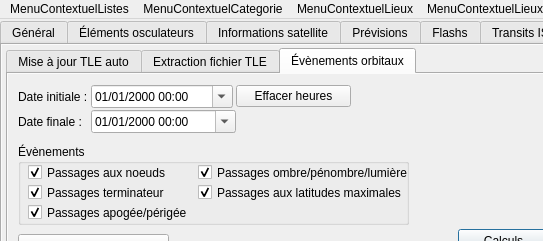
Old version of the form src/interface/onglets.ui in the repository mconsidine/previsat_archive; both pictures show x 0 to 543 and y 0 to 241 of the 792 by 241 pixel window.
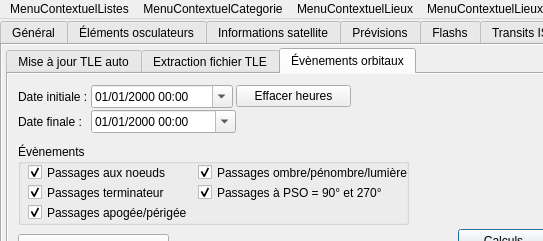
New version of the form. The open tabs and pages were chosen to show the change. Icons and pictures are not drawn.

The edit to the form file:
```diff
--- a/src/interface/onglets.ui
+++ b/src/interface/onglets.ui
@@ -11847,7 +11847,7 @@
           <font/>
          </property>
          <property name="text">
-          <string>Passages aux latitudes maximales</string>
+          <string>Passages à PSO = 90° et 270°</string>
          </property>
          <property name="checked">
           <bool>true</bool>
```
Left out of the diff: 2 changed lines with no effect on the pictures.
